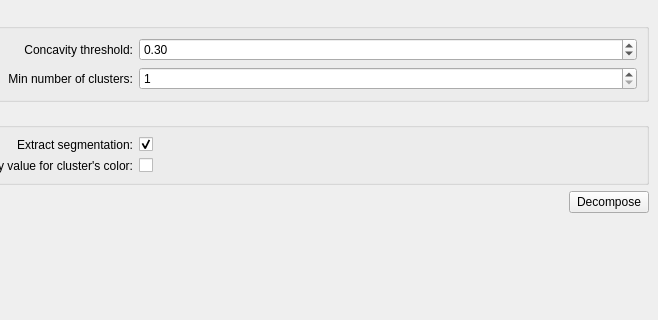
First picture: the form in Polyhedron/demo/Polyhedron/Plugins/Surface_mesh/Approx_decomposition_widget.ui, repository CGAL/cgal, before the edit; both pictures show x 386 to 1044 and y 0 to 320 of the 1044 by 1073 pixel window.
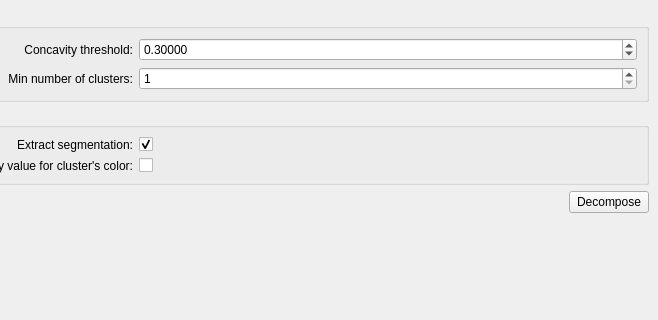
Second picture: the form after the edit.

Commit message: Add decomposition extraction

The edit to the form file:
```diff
--- a/Polyhedron/demo/Polyhedron/Plugins/Surface_mesh/Approx_decomposition_widget.ui
+++ b/Polyhedron/demo/Polyhedron/Plugins/Surface_mesh/Approx_decomposition_widget.ui
@@ -42,6 +42,9 @@
        </item>
        <item row="0" column="1">
         <widget class="QDoubleSpinBox" name="concavity_threshold_spin_box">
+         <property name="decimals">
+          <number>5</number>
+         </property>
          <property name="maximum">
           <double>10000.000000000000000</double>
          </property>
```
Left out of the diff: 5 changed lines with no effect on the pictures. The commit also changes 1 other file.
